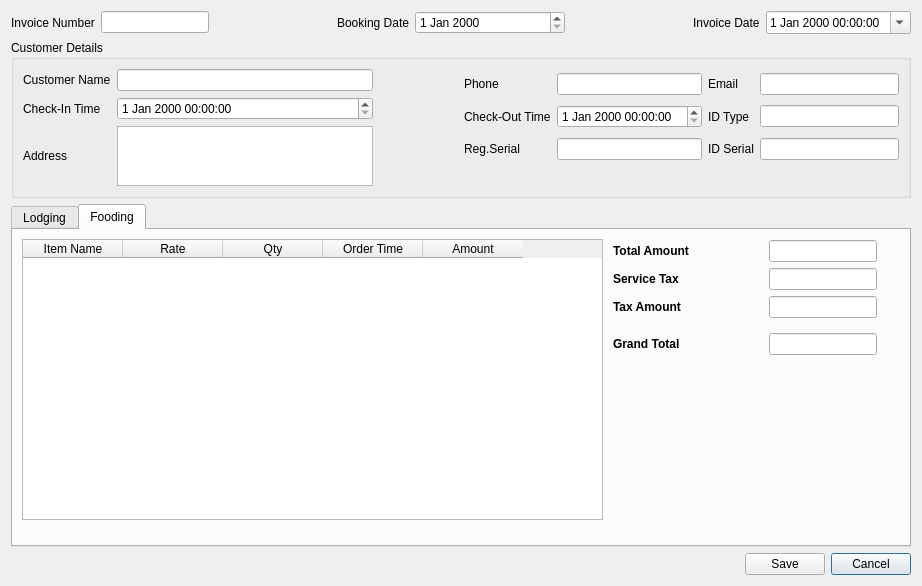
Qt form createinvoices.ui (dsubhajit/bill_master) before a commit.
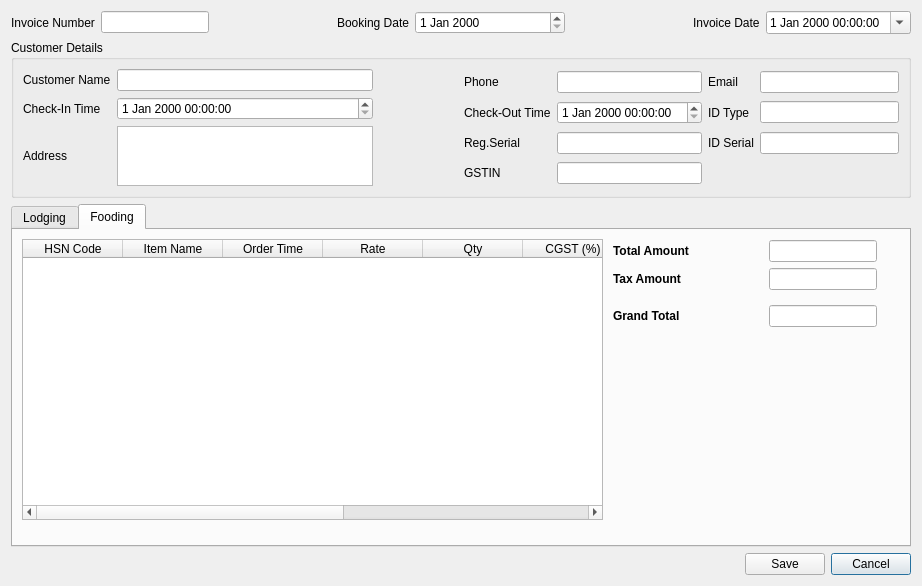
The same form after that commit. The open tabs and pages were chosen to show the change.

Patch:
```diff
--- a/createinvoices.ui
+++ b/createinvoices.ui
@@ -52,7 +52,7 @@
         </sizepolicy>
        </property>
        <property name="readOnly">
-        <bool>true</bool>
+        <bool>false</bool>
        </property>
       </widget>
      </item>
@@ -295,18 +295,15 @@
           </property>
          </widget>
         </item>
+        <item row="3" column="0">
+         <widget class="QLabel" name="label_3">
+          <property name="text">
+           <string>GSTIN</string>
+          </property>
+         </widget>
+        </item>
         <item row="3" column="1">
-         <spacer name="horizontalSpacer_2">
-          <property name="orientation">
-           <enum>Qt::Horizontal</enum>
-          </property>
-          <property name="sizeHint" stdset="0">
-           <size>
-            <width>40</width>
-            <height>20</height>
-           </size>
-          </property>
-         </spacer>
+         <widget class="QLineEdit" name="gst_no"/>
         </item>
        </layout>
       </item>
@@ -373,6 +370,21 @@
          <string>Rate</string>
         </property>
        </column>
+       <column>
+        <property name="text">
+         <string>GST %</string>
+        </property>
+       </column>
+       <column>
+        <property name="text">
+         <string>CGST</string>
+        </property>
+       </column>
+       <column>
+        <property name="text">
+         <string>SGST</string>
+        </property>
+       </column>
        <column>
         <property name="text">
          <string>Amount</string>
@@ -426,38 +438,6 @@
             </property>
            </widget>
           </item>
-          <item row="1" column="0">
-           <widget class="QLabel" name="label_15">
-            <property name="minimumSize">
-             <size>
-              <width>80</width>
-              <height>0</height>
-             </size>
-            </property>
-            <property name="font">
-             <font>
-              <weight>75</weight>
-              <bold>true</bold>
-             </font>
-            </property>
-            <property name="text">
-             <string>Service Tax</string>
-            </property>
-           </widget>
-          </item>
-          <item row="1" column="1">
-           <widget class="QLineEdit" name="serviceTax">
-            <property name="inputMethodHints">
-             <set>Qt::ImhNone</set>
-            </property>
-            <property name="alignment">
-             <set>Qt::AlignRight|Qt::AlignTrailing|Qt::AlignVCenter</set>
-            </property>
-            <property name="clearButtonEnabled">
-             <bool>false</bool>
-            </property>
-           </widget>
-          </item>
          </layout>
         </item>
         <item row="1" column="0">
@@ -486,6 +466,9 @@
             <property name="inputMethodHints">
              <set>Qt::ImhNone</set>
             </property>
+            <property name="alignment">
+             <set>Qt::AlignRight|Qt::AlignTrailing|Qt::AlignVCenter</set>
+            </property>
             <property name="readOnly">
              <bool>true</bool>
             </property>
@@ -573,21 +556,16 @@
        <property name="editTriggers">
         <set>QAbstractItemView::NoEditTriggers</set>
        </property>
+       <column>
+        <property name="text">
+         <string>HSN Code</string>
+        </property>
+       </column>
        <column>
         <property name="text">
          <string>Item Name</string>
         </property>
        </column>
-       <column>
-        <property name="text">
-         <string>Rate</string>
-        </property>
-       </column>
-       <column>
-        <property name="text">
-         <string>Qty</string>
-        </property>
-       </column>
        <column>
         <property name="text">
          <string>Order Time</string>
@@ -595,7 +573,32 @@
        </column>
        <column>
         <property name="text">
-         <string>Amount</string>
+         <string>Rate</string>
+        </property>
+       </column>
+       <column>
+        <property name="text">
+         <string>Qty</string>
+        </property>
+       </column>
+       <column>
+        <property name="text">
+         <string>CGST (%)</string>
+        </property>
+       </column>
+       <column>
+        <property name="text">
+         <string>SGST (%)</string>
+        </property>
+       </column>
+       <column>
+        <property name="text">
+         <string>Tax Amount</string>
+        </property>
+       </column>
+       <column>
+        <property name="text">
+         <string>Total Amount</string>
         </property>
        </column>
       </widget>
@@ -611,6 +614,38 @@
        <layout class="QFormLayout" name="formLayout">
         <item row="0" column="0">
          <layout class="QGridLayout" name="gridLayout_9">
+          <item row="1" column="1">
+           <widget class="QLineEdit" name="taxAmountFood">
+            <property name="maximumSize">
+             <size>
+              <width>150</width>
+              <height>16777215</height>
+             </size>
+            </property>
+            <property name="alignment">
+             <set>Qt::AlignRight|Qt::AlignTrailing|Qt::AlignVCenter</set>
+            </property>
+            <property name="readOnly">
+             <bool>true</bool>
+            </property>
+           </widget>
+          </item>
+          <item row="0" column="1">
+           <widget class="QLineEdit" name="foodTotalAmount">
+            <property name="maximumSize">
+             <size>
+              <width>150</width>
+              <height>16777215</height>
+             </size>
+            </property>
+            <property name="alignment">
+             <set>Qt::AlignRight|Qt::AlignTrailing|Qt::AlignVCenter</set>
+            </property>
+            <property name="readOnly">
+             <bool>true</bool>
+            </property>
+           </widget>
+          </item>
           <item row="0" column="0">
            <widget class="QLabel" name="label_18">
             <property name="sizePolicy">
@@ -636,64 +671,7 @@
             </property>
            </widget>
           </item>
-          <item row="0" column="1">
-           <widget class="QLineEdit" name="foodTotalAmount">
-            <property name="maximumSize">
-             <size>
-              <width>150</width>
-              <height>16777215</height>
-             </size>
-            </property>
-            <property name="alignment">
-             <set>Qt::AlignRight|Qt::AlignTrailing|Qt::AlignVCenter</set>
-            </property>
-            <property name="readOnly">
-             <bool>true</bool>
-            </property>
-           </widget>
-          </item>
-          <item row="2" column="1">
-           <widget class="QLineEdit" name="taxAmountFood">
-            <property name="maximumSize">
-             <size>
-              <width>150</width>
-              <height>16777215</height>
-             </size>
-            </property>
-            <property name="alignment">
-             <set>Qt::AlignRight|Qt::AlignTrailing|Qt::AlignVCenter</set>
-            </property>
-            <property name="readOnly">
-             <bool>true</bool>
-            </property>
-           </widget>
-          </item>
           <item row="1" column="0">
-           <widget class="QLabel" name="label_19">
-            <property name="sizePolicy">
-             <sizepolicy hsizetype="Minimum" vsizetype="Preferred">
-              <horstretch>0</horstretch>
-              <verstretch>0</verstretch>
-             </sizepolicy>
-            </property>
-            <property name="minimumSize">
-             <size>
-              <width>150</width>
-              <height>0</height>
-             </size>
-            </property>
-            <property name="font">
-             <font>
-              <weight>75</weight>
-              <bold>true</bold>
-             </font>
-            </property>
-            <property name="text">
-             <string>Service Tax</string>
-            </property>
-           </widget>
-          </item>
-          <item row="2" column="0">
            <widget class="QLabel" name="label_20">
             <property name="sizePolicy">
              <sizepolicy hsizetype="Minimum" vsizetype="Preferred">
@@ -718,19 +696,6 @@
             </property>
            </widget>
           </item>
-          <item row="1" column="1">
-           <widget class="QLineEdit" name="serviceTaxFood">
-            <property name="maximumSize">
-             <size>
-              <width>150</width>
-              <height>16777215</height>
-             </size>
-            </property>
-            <property name="alignment">
-             <set>Qt::AlignRight|Qt::AlignTrailing|Qt::AlignVCenter</set>
-            </property>
-           </widget>
-          </item>
          </layout>
         </item>
         <item row="1" column="0">
```
